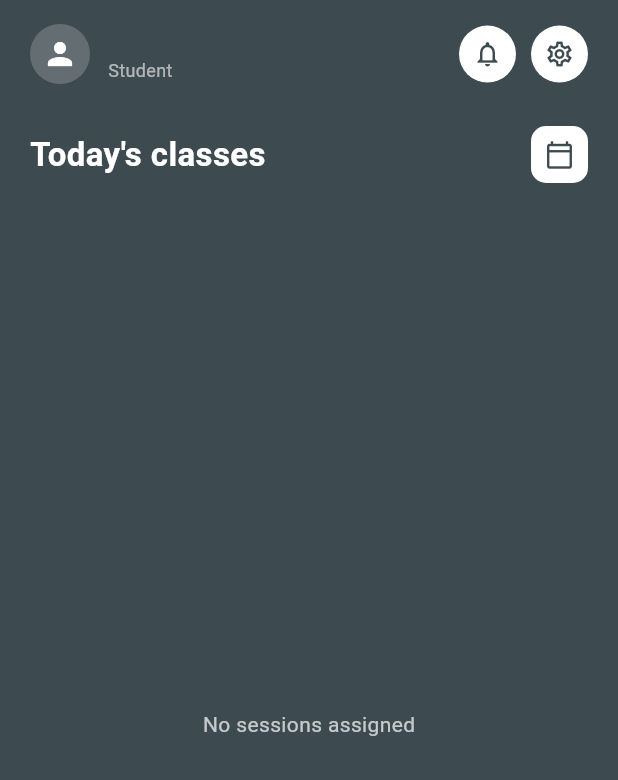
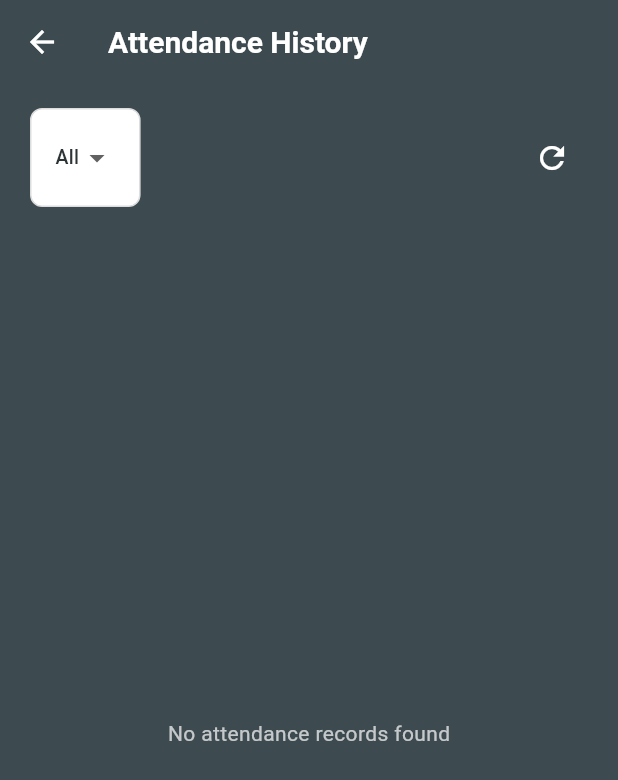
Before and after one commit to darrenc04/FYP, a Flutter app: the HomePage screen opened by its route, after a tap on the "calendar today" icon, on a phone screen of 412 x 824 dp. Shown: the top 780 px of the screen. Run offline on Flutter 3.47's test engine with Material 3 defaults, Android fonts, the phone set to English and light mode, and no system bars; our stand-ins replace cloud_firestore, device_info_plus, firebase_auth, firebase_core, firebase_storage, google_sign_in and 5 more; missing offline and left inert: dart:ffi, google_mlkit_face_detection, mailer, record; accounts and stored records are empty.

Commit message:
add attendance history page, update face, home, location
fingerprint tmr check if got go through entire verification anot

```diff
--- /dev/null
+++ b/fyp_app/lib/pages/attendance_history_page.dart
@@ -0,0 +1,362 @@
+import 'package:flutter/material.dart';
+import 'package:firebase_auth/firebase_auth.dart';
+import 'package:cloud_firestore/cloud_firestore.dart';
+import 'package:intl/intl.dart';
+
+class AttendanceHistoryPage extends StatefulWidget {
+  const AttendanceHistoryPage({super.key});
+
+  @override
+  State<AttendanceHistoryPage> createState() => _AttendanceHistoryPageState();
+}
+
+class _AttendanceHistoryPageState extends State<AttendanceHistoryPage> {
+  late Future<List<Map<String, dynamic>>> _attendanceRecords;
+  String _filterCourse = 'All';
+  List<String> _courses = ['All'];
+
+  @override
+  void initState() {
+    super.initState();
+    _loadCourses();
+    _attendanceRecords = _fetchAttendanceHistory();
+  }
+
+  Future<void> _loadCourses() async {
+    try {
+      final user = FirebaseAuth.instance.currentUser;
+      if (user?.email != null) {
+        final docId = user!.email!.toLowerCase();
+        final docSnap = await FirebaseFirestore.instance
+            .collection('Users')
+            .doc(docId)
+            .get();
+
+        if (docSnap.exists) {
+          final sessionIds = List<String>.from(docSnap['sessionsId'] ?? []);
+          final courses = <String>{'All'};
+
+          for (String sessionId in sessionIds) {
+            try {
+              final sessionSnap = await FirebaseFirestore.instance
+                  .collection('Sessions')
+                  .doc(sessionId)
+                  .get();
+
+              if (sessionSnap.exists) {
+                final sessionName = sessionSnap['sessionsName'] ?? 'Unknown';
+                courses.add(sessionName);
+              }
+            } catch (e) {
+              debugPrint('Error loading course $sessionId: $e');
+            }
+          }
+
+          if (mounted) {
+            setState(() {
+              _courses = courses.toList();
+            });
+          }
+        }
+      }
+    } catch (e) {
+      debugPrint('Error loading courses: $e');
+    }
+  }
+
+  Future<List<Map<String, dynamic>>> _fetchAttendanceHistory() async {
+    try {
+      final user = FirebaseAuth.instance.currentUser;
+      if (user?.email == null) return [];
+
+      final userId = user!.email!.toLowerCase();
+      final attendanceSnap = await FirebaseFirestore.instance
+          .collection('Attendance')
+          .where('email', isEqualTo: userId)
+          .orderBy('markedAt', descending: true)
+          .get();
+
+      List<Map<String, dynamic>> records = [];
+
+      for (var doc in attendanceSnap.docs) {
+        final data = doc.data();
+        final courseName = data['courseName'] ?? 'Unknown Course';
+        final sessionId = data['sessionId'] ?? '';
+        final markedAt = data['markedAt'] as Timestamp?;
+        final status = data['status'] ?? 'absent';
+
+        // Apply filter
+        if (_filterCourse != 'All' && courseName != _filterCourse) {
+          continue;
+        }
+
+        records.add({
+          'id': doc.id,
+          'sessionId': sessionId,
+          'courseName': courseName,
+          'markedAt': markedAt,
+          'status': status,
+          'verificationMethod': data['verificationMethod'] ?? 'unknown',
+        });
+      }
+
+      return records;
+    } catch (e) {
+      debugPrint('Error fetching attendance history: $e');
+      return [];
+    }
+  }
+
+  void _refreshAttendance() {
+    setState(() {
+      _attendanceRecords = _fetchAttendanceHistory();
+    });
+  }
+
+  @override
+  Widget build(BuildContext context) {
+    return Scaffold(
+      backgroundColor: const Color(0xFF3D4A4F),
+      appBar: AppBar(
+        backgroundColor: const Color(0xFF3D4A4F),
+        elevation: 0,
+        leading: IconButton(
+          icon: const Icon(Icons.arrow_back, color: Colors.white),
+          onPressed: () => Navigator.pop(context),
+        ),
+        title: const Text(
+          'Attendance History',
+          style: TextStyle(
+            color: Colors.white,
+            fontSize: 20,
+            fontWeight: FontWeight.w600,
+          ),
+        ),
+      ),
+      body: Column(
+        children: [
+          // Filter button
+          Padding(
+            padding: const EdgeInsets.fromLTRB(20, 16, 20, 16),
+            child: Row(
+              children: [
+                Container(
+                  padding: const EdgeInsets.symmetric(horizontal: 16, vertical: 8),
+                  decoration: BoxDecoration(
+                    color: Colors.white,
+                    borderRadius: BorderRadius.circular(8),
+                    border: Border.all(color: const Color(0xFFDDDDDD)),
+                  ),
+                  child: DropdownButton<String>(
+                    value: _filterCourse,
+                    underline: const SizedBox.shrink(),
+                    items: _courses
+                        .map((course) => DropdownMenuItem(
+                              value: course,
+                              child: Text(
+                                course,
+                                style: const TextStyle(
+                                  fontSize: 13,
+                                  color: Color(0xFF2D3436),
+                                ),
+                              ),
+                            ))
+                        .toList(),
+                    onChanged: (value) {
+                      if (value != null) {
+                        setState(() {
+                          _filterCourse = value;
+                          _attendanceRecords = _fetchAttendanceHistory();
+                        });
+                      }
+                    },
+                  ),
+                ),
+                const Spacer(),
+                IconButton(
+                  icon: const Icon(Icons.refresh, color: Colors.white),
+                  onPressed: _refreshAttendance,
+                )
+              ],
+            ),
+          ),
+          // Attendance list
+          Expanded(
+            child: FutureBuilder<List<Map<String, dynamic>>>(
+              future: _attendanceRecords,
+              builder: (context, snapshot) {
+                if (snapshot.connectionState == ConnectionState.waiting) {
+                  return const Center(
+                    child: CircularProgressIndicator(color: Colors.white),
+                  );
+                }
+
+                if (snapshot.hasError) {
+                  return Center(
+                    child: Text(
+                      'Error loading attendance: ${snapshot.error}',
+                      style: const TextStyle(color: Colors.white70),
+                    ),
+                  );
+                }
+
+                final records = snapshot.data ?? [];
+
+                if (records.isEmpty) {
+                  return Center(
+                    child: Text(
+                      _filterCourse == 'All'
+                          ? 'No attendance records found'
+                          : 'No attendance records for this course',
+                      style: const TextStyle(color: Colors.white70, fontSize: 14),
+                    ),
+                  );
+                }
+
+                return RefreshIndicator(
+                  onRefresh: () => Future(() => _refreshAttendance()),
+                  color: const Color(0xFF4A9FE8),
+                  child: ListView.builder(
+                    padding: const EdgeInsets.fromLTRB(20, 0, 20, 16),
+                    itemCount: records.length,
+                    itemBuilder: (context, index) {
+                      final record = records[index];
+                      final markedAt = record['markedAt'] as Timestamp?;
+                      final timeStr = markedAt != null
+                          ? DateFormat('hh:mm a').format(markedAt.toDate())
+                          : 'N/A';
+
+                      return Container(
+                        margin: const EdgeInsets.only(bottom: 12),
+                        padding: const EdgeInsets.all(16),
+                        decoration: BoxDecoration(
+                          color: const Color(0xFFF5E6D3),
+                          borderRadius: BorderRadius.circular(12),
+                          boxShadow: [
+                            BoxShadow(
+                              color: Colors.black.withOpacity(0.1),
+                              blurRadius: 4,
+                              offset: const Offset(0, 2),
+                            ),
+                          ],
+                        ),
+                        child: Column(
+                          crossAxisAlignment: CrossAxisAlignment.start,
+                          children: [
+                            // Course name and code
+                            Row(
+                              children: [
+                                Expanded(
+                                  child: Column(
+                                    crossAxisAlignment:
+                                        CrossAxisAlignment.start,
+                                    children: [
+                                      Text(
+                                        record['sessionId']+ ' ' + record['courseName'],
+                                        style: const TextStyle(
+                                          fontSize: 14,
+                                          fontWeight: FontWeight.w600,
+                                          color: Color(0xFF2D3436),
+                                        ),
+                                      ),
+                                      const SizedBox(height: 4),
+                                    ],
+                                  ),
+                                ),
+                                Container(
+                                  padding: const EdgeInsets.symmetric(
+                                    horizontal: 10,
+                                    vertical: 4,
+                                  ),
+                                  decoration: BoxDecoration(
+                                    color: record['status'] == 'present'
+                                        ? Colors.green.shade100
+                                        : Colors.red.shade100,
+                                    borderRadius: BorderRadius.circular(4),
+                                  ),
+                                  child: Text(
+                                    record['status'].toUpperCase(),
+                                    style: TextStyle(
+                                      fontSize: 11,
+                                      fontWeight: FontWeight.w600,
+                                      color: record['status'] == 'present'
+                                          ? Colors.green.shade700
+                                          : Colors.red.shade700,
+                                    ),
+                                  ),
+                                ),
+                              ],
+                            ),
+                            const SizedBox(height: 12),
+                            // Time marked and verification method
+                            Row(
+                              children: [
+                                Icon(
+                                  Icons.access_time,
+                                  size: 14,
+                                  color: Colors.grey.shade600,
+                                ),
+                                const SizedBox(width: 6),
+                                Text(
+                                  'Time Marked: $timeStr',
+                                  style: const TextStyle(
+                                    fontSize: 12,
+                                    color: Color(0xFF636E72),
+                                  ),
+                                ),
+                                const Spacer(),
+                                Icon(
+                                  _getVerificationIcon(record['verificationMethod']),
+                                  size: 14,
+                                  color: Colors.grey.shade600,
+                                ),
+                                const SizedBox(width: 6),
+                                Text(
+                                  _getVerificationLabel(record['verificationMethod']),
+                                  style: const TextStyle(
+                                    fontSize: 12,
+                                    color: Color(0xFF636E72),
+                                  ),
+                                ),
+                              ],
+                            ),
+                          ],
+                        ),
+                      );
+                    },
+                  ),
+                );
+              },
+            ),
+          ),
+        ],
+      ),
+    );
+  }
+
+  IconData _getVerificationIcon(String method) {
+    switch (method) {
+      case 'face':
+        return Icons.face;
+      case 'fingerprint':
+        return Icons.fingerprint;
+      case 'ultrasonic':
+        return Icons.surround_sound;
+      default:
+        return Icons.check_circle;
+    }
+  }
+
+  String _getVerificationLabel(String method) {
+    switch (method) {
+      case 'face':
+        return 'Face Verification';
+      case 'fingerprint':
+        return 'Fingerprint';
+      case 'ultrasonic':
+        return 'Ultrasonic';
+      default:
+        return 'Verified';
+    }
+  }
+}
--- a/fyp_app/lib/pages/face_verification_page.dart
+++ b/fyp_app/lib/pages/face_verification_page.dart
@@ -38,7 +38,7 @@ class _FaceVerificationPageState extends State<FaceVerificationPage> {
   bool _isVerifying = false;
   bool _attendanceMarked = false;
   bool _faceRegistered = false;
-  double _verificationConfidence = 0.0;
+  double _verificationConfidence = 70.0;
   String _verificationStatus = '';
 
   @override
@@ -149,6 +149,7 @@ class _FaceVerificationPageState extends State<FaceVerificationPage> {
               sessionId: widget.sessionId,
               sessionName: widget.courseName,
               detectedFrequency: 0, // No frequency for face verification
+              faceConfidence: _verificationConfidence,
             ),
           ),
         );
--- a/fyp_app/lib/pages/home_page.dart
+++ b/fyp_app/lib/pages/home_page.dart
@@ -5,12 +5,14 @@ import 'package:flutter/material.dart';
 import 'package:firebase_auth/firebase_auth.dart';
 import 'package:cloud_firestore/cloud_firestore.dart';
 import 'package:fyp_app/pages/fingerprint_verification_page.dart';
+import 'package:fyp_app/pages/face_verification_page.dart';
 import 'package:just_audio/just_audio.dart';
 import 'package:path/path.dart' as p;
 import 'package:path_provider/path_provider.dart';
 import 'ultrasonic_page.dart';
 import 'package:intl/intl.dart';
 import 'package:fyp_app/pages/profile_page.dart';
+import 'attendance_history_page.dart';
 
 // Public holidays list (Year, Month, Day)
 final Set<String> publicHolidays = {
@@ -146,17 +148,18 @@ class _HomePageState extends State<HomePage> with RouteAware {
 
                     // For students, check attendance
                     if (role == 'student') {
+                      // Check if attendance was marked in Attendance collection
                       final attendanceSnap = await FirebaseFirestore.instance
-                          .collection('Sessions')
-                          .doc(sessionId)
                           .collection('Attendance')
-                          .doc(docId)
+                          .where('email', isEqualTo: docId)
+                          .where('sessionId', isEqualTo: sessionId)
+                          .limit(1)
                           .get(
                             const GetOptions(source: Source.server),
                           );
 
-                      final attendanceMarked = attendanceSnap.exists &&
-                          (attendanceSnap.data()?['status'] != null);
+                      final attendanceMarked = attendanceSnap.docs.isNotEmpty &&
+                          (attendanceSnap.docs.first.data()['status'] == 'present');
 
                       sessions.add({
                         'id': sessionId,
@@ -533,7 +536,14 @@ class _HomePageState extends State<HomePage> with RouteAware {
                       borderRadius: BorderRadius.circular(10),
                     ),
                     child: IconButton(
-                      onPressed: _refreshData,
+                      onPressed: () {
+                        Navigator.push(
+                          context,
+                          MaterialPageRoute(
+                            builder: (context) => const AttendanceHistoryPage(),
+                          ),
+                        );
+                      },
                       padding: EdgeInsets.zero,
                       iconSize: 20,
                       icon: const Icon(
@@ -756,7 +766,7 @@ class _HomePageState extends State<HomePage> with RouteAware {
                                   context,
                                   MaterialPageRoute(
                                     builder: (context) =>
-                                        FingerprintVerificationPage(
+                                        FaceVerificationPage(
                                           sessionId: session['id'],
                                           courseCode: session['courseCode'] ?? '',
                                           courseName: sessionName,
```
Also changed, not shown: fyp_app/lib/pages/location_verification_page.dart (+19 -6 lines).
